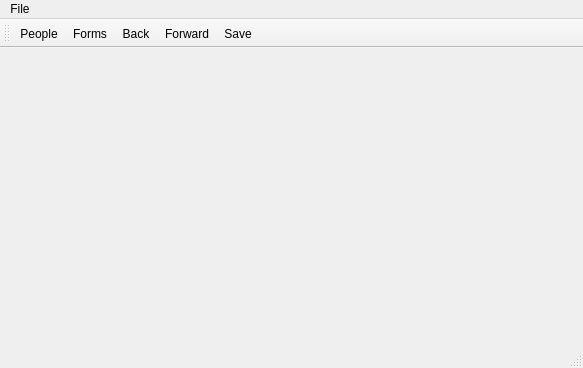
Before: the Qt Designer form mainwindow.ui in bubble-07/FormManager, drawn with Qt 5.
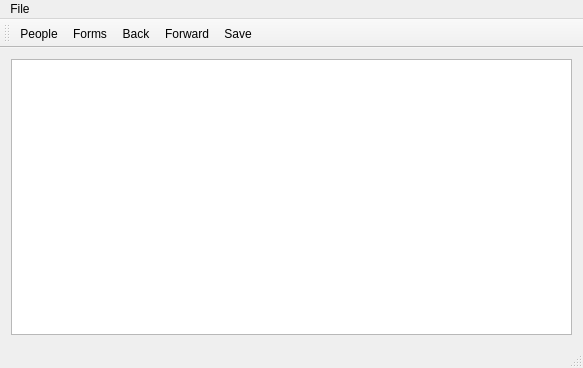
After: the same form once the commit is applied. Icons and pictures are not drawn.

Commit message: Created a table, set it to auto-expand

Diff of the .ui file:
```diff
--- a/mainwindow.ui
+++ b/mainwindow.ui
@@ -10,10 +10,53 @@
     <height>368</height>
    </rect>
   </property>
+  <property name="sizePolicy">
+   <sizepolicy hsizetype="Expanding" vsizetype="Expanding">
+    <horstretch>0</horstretch>
+    <verstretch>0</verstretch>
+   </sizepolicy>
+  </property>
   <property name="windowTitle">
    <string>Our Neighbor's Place Form Manager</string>
   </property>
-  <widget class="QWidget" name="centralWidget"/>
+  <widget class="QWidget" name="centralWidget">
+   <property name="sizePolicy">
+    <sizepolicy hsizetype="Expanding" vsizetype="Expanding">
+     <horstretch>0</horstretch>
+     <verstretch>0</verstretch>
+    </sizepolicy>
+   </property>
+   <layout class="QVBoxLayout" name="verticalLayout_2">
+    <item>
+     <widget class="QTableWidget" name="tableWidget">
+      <property name="sizePolicy">
+       <sizepolicy hsizetype="Expanding" vsizetype="Expanding">
+        <horstretch>1</horstretch>
+        <verstretch>1</verstretch>
+       </sizepolicy>
+      </property>
+      <property name="maximumSize">
+       <size>
+        <width>16777215</width>
+        <height>16700000</height>
+       </size>
+      </property>
+      <property name="sizeIncrement">
+       <size>
+        <width>1</width>
+        <height>1</height>
+       </size>
+      </property>
+      <property name="autoFillBackground">
+       <bool>false</bool>
+      </property>
+      <attribute name="verticalHeaderStretchLastSection">
+       <bool>true</bool>
+      </attribute>
+     </widget>
+    </item>
+   </layout>
+  </widget>
   <widget class="QToolBar" name="mainToolBar">
    <property name="acceptDrops">
     <bool>false</bool>
```
Left out of the diff: 2 changed lines with no effect on the pictures.
